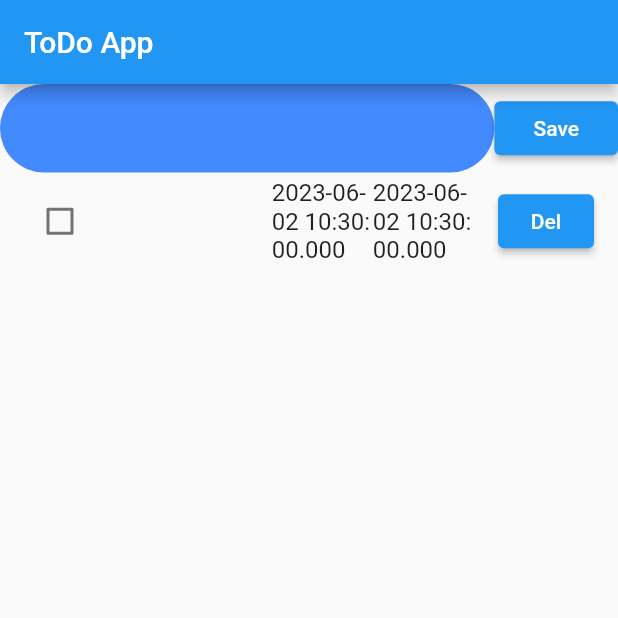
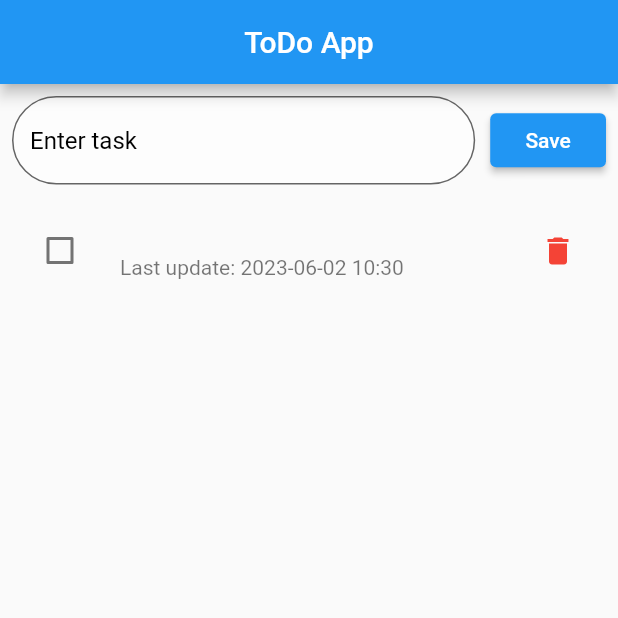
Before and after one commit to Xanto7/todo_app, a Flutter app: the screen it shows after launch, after a tap on "Save", on a phone screen of 412 x 824 dp, the top half of it. Run offline on Flutter 3.47's test engine with Material 2 defaults, Android fonts, the phone set to English and light mode, and no system bars; our stand-ins replace sqflite; accounts and stored records are empty.

Commit message:
restyling + adding edit

```diff
--- a/lib/main.dart
+++ b/lib/main.dart
@@ -1,4 +1,5 @@
 import 'package:flutter/material.dart';
+import 'package:intl/intl.dart';
 import 'package:todo_app/database_manager.dart';
 
 void main() {
@@ -15,34 +16,46 @@ class MainApp extends StatefulWidget {
 
 class _MainAppState extends State<MainApp> {
   final TextEditingController itemTextController = TextEditingController();
+  final TextEditingController updateController = TextEditingController(); //
   int? selectedId;
+  final DateFormat formatter = DateFormat('yyyy-MM-dd HH:mm');
 
   @override
   Widget build(BuildContext context) {
     return MaterialApp(
+      theme: ThemeData(
+        primarySwatch: Colors.blue,
+        visualDensity: VisualDensity.adaptivePlatformDensity,
+      ),
       home: Scaffold(
         appBar: AppBar(
-          title: Text('ToDo App'),
+          title: Text('ToDo App', textAlign: TextAlign.center),
+          centerTitle: true,
         ),
         body: Column(
           children: <Widget>[
-            Row(
+            Padding(
+              padding: const EdgeInsets.all(8.0),
+              child: Row(
                 children: <Widget>[
                   Expanded(
                     flex: 4,
                     child: TextField(
                       controller: itemTextController,
                       cursorColor: Colors.black,
-                    style: TextStyle(color: Colors.white),
+                      style: TextStyle(color: Colors.black),
                       decoration: InputDecoration(
                         filled: true,
-                      fillColor: Colors.blueAccent,
+                        fillColor: Colors.white.withOpacity(0.5),
                         border: OutlineInputBorder(
-                          borderSide: BorderSide.none,
-                          borderRadius: BorderRadius.circular(50)),
+                            borderSide: BorderSide(color: Colors.blue),
+                            borderRadius: BorderRadius.circular(30)),
+                        hintText: 'Enter task',
+                        hintStyle: TextStyle(color: Colors.black),
                       ),
                     ),
                   ),
+                  SizedBox(width: 10),
                   Expanded(
                     flex: 1,
                     child: ElevatedButton(
@@ -60,20 +73,20 @@ class _MainAppState extends State<MainApp> {
                   ),
                 ],
               ),
+            ),
             FutureBuilder<List<Item>>(
                 future: DatabaseManager.instance.getAllItems(),
                 builder:
                     (BuildContext context, AsyncSnapshot<List<Item>> snapshot) {
                   if (!snapshot.hasData) {
-                    return Center(child: Text('Loading...'));
+                    return Center(child: CircularProgressIndicator());
                   }
                   return snapshot.data!.isEmpty
                       ? Center(child: Text('No items found'))
                       : ListView(
                           shrinkWrap: true,
                           children: snapshot.data!.map((item) {
-                            return Center(
-                              child: ListTile(
+                            return ListTile(
                               leading: Checkbox(
                                 value: item.done,
                                 onChanged: (bool? value) {
@@ -84,31 +97,57 @@ class _MainAppState extends State<MainApp> {
                                       done: value!));
                                   setState(() {});
                                 },
-                                  activeColor: Colors.white,
-                                  checkColor: Colors.blue,
+                                activeColor: Colors.blue,
+                                checkColor: Colors.white,
                               ),
-                                trailing: ElevatedButton(
+                              trailing: IconButton(
+                                  icon: Icon(Icons.delete, color: Colors.red),
                                   onPressed: () async {
                                     await DatabaseManager.instance
                                         .deleteItem(item.id!);
                                     setState(() {});
+                                  }),
+                              title: Text(item.title),
+                              subtitle: Text(
+                                  "Last update: ${item.updated_at != null ? formatter.format(item.updated_at!) : 'Not updated yet'}"),
+                              onTap: () {
+                                updateController.text = item.title;
+                                showDialog(
+                                    context: context,
+                                    builder: (context) {
+                                      return AlertDialog(
+                                        title: Text('Edit task'),
+                                        content: TextField(
+                                          controller: updateController,
+                                          decoration: InputDecoration(
+                                              hintText: "Enter new task name"),
+                                        ),
+                                        actions: <Widget>[
+                                          TextButton(
+                                            child: Text('Save'),
+                                            onPressed: () {
+                                              DatabaseManager.instance
+                                                  .updateItem(Item(
+                                                      id: item.id,
+                                                      title:
+                                                          updateController.text,
+                                                      updated_at:
+                                                          DateTime.now(),
+                                                      done: item.done));
+                                              setState(() {});
+                                              Navigator.of(context).pop();
                                             },
-                                    child: const Text('Del')),
-                                title: Row(children: [
-                                  Expanded(flex: 3, child: Text(item.title)),
-                                  Expanded(
-                                      flex: 2,
-                                      child: Text(item.created_at.toString())),
-                                  Expanded(
-                                      flex: 2,
-                                      child: Text(item.updated_at.toString())),
-                                ]),
-                                onTap: () {
-                                  setState(() {
-                                    selectedId = item.id;
+                                          ),
+                                          TextButton(
+                                            child: Text('Cancel'),
+                                            onPressed: () {
+                                              Navigator.of(context).pop();
+                                            },
+                                          )
+                                        ],
+                                      );
                                     });
                               },
-                              ),
                             );
                           }).toList(),
                         );
--- a/pubspec.yaml
+++ b/pubspec.yaml
@@ -12,6 +12,7 @@ dependencies:
   path: ^1.8.3
   path_provider: ^2.0.15
   sqflite: ^2.2.8+4
+  intl: ^0.17.0
 
 dev_dependencies:
   flutter_test:
```
Also changed, not shown: pubspec.lock. Lines whose indentation alone changed are shown as unchanged.
